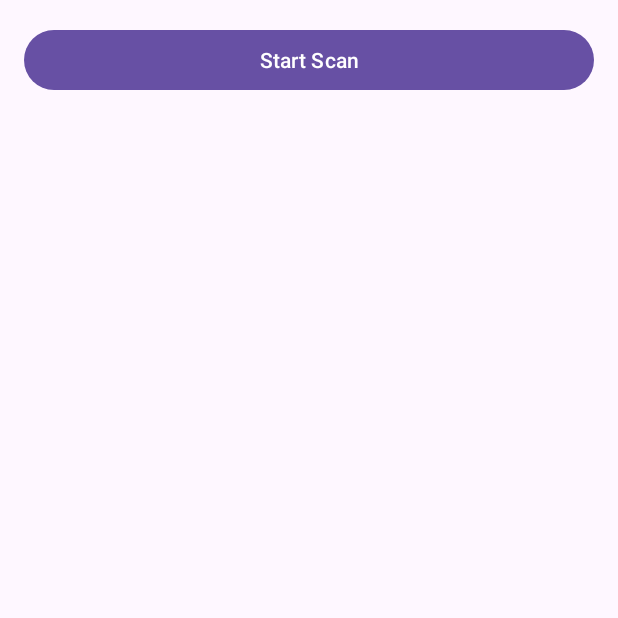
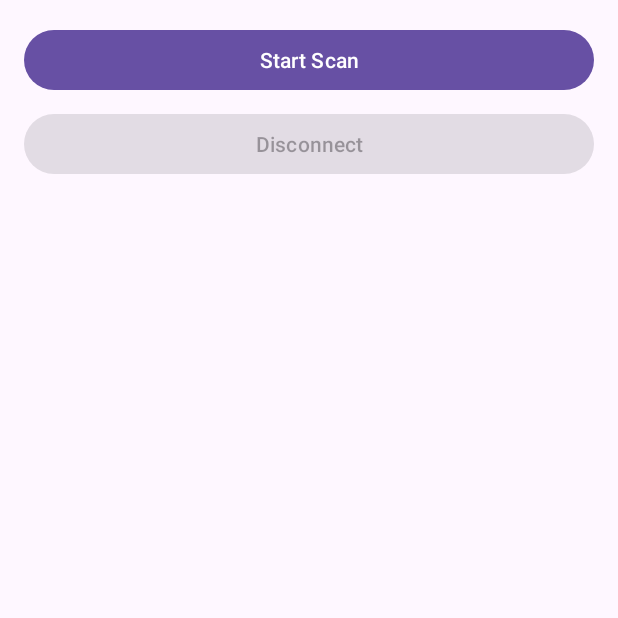
Before and after one commit to ParkTjgus/2025ESWContest_free_1109, an Android app: the BleSearchingActivity screen opened directly, with no data from a screen before it, after a tap on "Start Scan", on a phone screen of 412 x 824 dp, the top half of it. Run offline under Robolectric (Android 15) with nearby library versions, the phone set to English and light mode, and no system bars; 2 statements that could not run were skipped.

Commit message:
chore: <App 통신> scan 시 설정된 아두이노 주소가 감지되면 자동 연결

```diff
--- a/android/app/src/main/java/com/example/app/BleSearchingActivity.kt
+++ b/android/app/src/main/java/com/example/app/BleSearchingActivity.kt
@@ -2,14 +2,8 @@ package com.example.app
 
 import android.Manifest
 import android.annotation.SuppressLint
-import android.bluetooth.BluetoothAdapter
-import android.bluetooth.BluetoothDevice
-import android.bluetooth.BluetoothManager
-import android.bluetooth.le.BluetoothLeScanner
-import android.bluetooth.le.ScanCallback
-import android.bluetooth.le.ScanResult
-import android.bluetooth.le.ScanFilter
-import android.bluetooth.le.ScanSettings
+import android.bluetooth.*
+import android.bluetooth.le.*
 import android.content.Intent
 import android.content.pm.PackageManager
 import android.os.Build
@@ -22,13 +16,10 @@ import android.widget.Toast
 import androidx.activity.result.contract.ActivityResultContracts
 import androidx.appcompat.app.AppCompatActivity
 import androidx.core.app.ActivityCompat
-import androidx.core.view.ViewCompat
-import androidx.core.view.WindowInsetsCompat
 
-@SuppressLint("MissingPermission") // 권한 확인 로직이 있으므로 Lint 경고 무시
+@SuppressLint("MissingPermission")
 class BleSearchingActivity : AppCompatActivity() {
 
-    //region 변수 선언
     private var isScanning = false
     private val scanResults = mutableListOf<BluetoothDevice>()
     private lateinit var listAdapter: ArrayAdapter<String>
@@ -36,19 +27,21 @@ class BleSearchingActivity : AppCompatActivity() {
     private val bluetoothAdapter: BluetoothAdapter? by lazy {
         (getSystemService(BLUETOOTH_SERVICE) as BluetoothManager).adapter
     }
-
     private val bleScanner: BluetoothLeScanner? by lazy {
         bluetoothAdapter?.bluetoothLeScanner
     }
+
+    private var bluetoothGatt: BluetoothGatt? = null
+
+    private lateinit var scanButton: Button
+    private lateinit var disconnectButton: Button
 
     private val requiredPermissions = if (Build.VERSION.SDK_INT >= Build.VERSION_CODES.S) {
         arrayOf(Manifest.permission.BLUETOOTH_SCAN, Manifest.permission.BLUETOOTH_CONNECT)
     } else {
         arrayOf(Manifest.permission.ACCESS_FINE_LOCATION)
     }
-    //endregion
 
-    //region ActivityResultLaunchers
     private val requestPermissionLauncher =
         registerForActivityResult(ActivityResultContracts.RequestMultiplePermissions()) { permissions ->
             if (permissions.entries.any { !it.value }) {
@@ -62,18 +55,74 @@ class BleSearchingActivity : AppCompatActivity() {
                 Toast.makeText(this, "Bluetooth must be enabled to scan.", Toast.LENGTH_SHORT).show()
             }
         }
-    //endregion
 
-    //region 생명주기 콜백
+    private val scanCallback = object : ScanCallback() {
+        override fun onScanResult(callbackType: Int, result: ScanResult?) {
+            result?.device?.let { device ->
+                // 특정 MAC 주소만 처리
+                if (device.address == "54:90:AC:A8:D5:3C" && !scanResults.contains(device)) {
+                    scanResults.add(device)
+                    val deviceInfo = "${device.name ?: "Unknown"} (${device.address})"
+                    listAdapter.add(deviceInfo)
+                    listAdapter.notifyDataSetChanged()
+
+                    // 스캔 중지하고 바로 연결
+                    stopBleScan()
+                    connectToDevice(device)
+                }
+            }
+        }
+
+        override fun onScanFailed(errorCode: Int) {
+            Log.e("BleScan", "Scan failed with error code: $errorCode")
+        }
+    }
+
+    private val gattCallback = object : BluetoothGattCallback() {
+        override fun onConnectionStateChange(gatt: BluetoothGatt, status: Int, newState: Int) {
+            runOnUiThread {
+                if (status == BluetoothGatt.GATT_SUCCESS) {
+                    when (newState) {
+                        BluetoothProfile.STATE_CONNECTED -> {
+                            Log.d("BLE", "Connected to GATT server")
+                            gatt.discoverServices()
+                            disconnectButton.isEnabled = true
+                            scanButton.isEnabled = false
+                        }
+                        BluetoothProfile.STATE_DISCONNECTED -> {
+                            Log.d("BLE", "Disconnected from GATT server")
+                            disconnectButton.isEnabled = false
+                            scanButton.isEnabled = true
+                        }
+                    }
+                } else {
+                    Log.e("BLE", "Connection failed with status $status")
+                    disconnectButton.isEnabled = false
+                    scanButton.isEnabled = true
+                }
+            }
+        }
+
+        override fun onServicesDiscovered(gatt: BluetoothGatt, status: Int) {
+            if (status == BluetoothGatt.GATT_SUCCESS) {
+                Log.d("BLE", "Services discovered: ${gatt.services.size}")
+            }
+        }
+    }
+
     override fun onCreate(savedInstanceState: Bundle?) {
         super.onCreate(savedInstanceState)
         setContentView(R.layout.activity_ble_searching)
-        setupWindowInsets()
 
-        val scanButton: Button = findViewById(R.id.scan_button)
-        scanButton.setOnClickListener {
-            toggleScan()
+        scanButton = findViewById(R.id.scan_button)
+        disconnectButton = findViewById<Button>(R.id.disconnect_button).apply {
+            isEnabled = false
+            setOnClickListener {
+                bluetoothGatt?.disconnect()
+            }
         }
+
+        scanButton.setOnClickListener { toggleScan() }
 
         val scanResultsListView: ListView = findViewById(R.id.scan_results_list)
         listAdapter = ArrayAdapter(this, android.R.layout.simple_list_item_1, mutableListOf())
@@ -89,49 +138,22 @@ class BleSearchingActivity : AppCompatActivity() {
 
     override fun onPause() {
         super.onPause()
-        if (isScanning) {
-            stopBleScan()
-        }
-    }
-    //endregion
-
-    //region 스캔 로직
-    private val scanCallback = object : ScanCallback() {
-        override fun onScanResult(callbackType: Int, result: ScanResult?) {
-            result?.device?.let { device ->
-                if (!scanResults.contains(device) && device.name != null) {
-                    scanResults.add(device)
-                    val deviceInfo = "${device.name} (${device.address})"
-                    listAdapter.add(deviceInfo)
-                    listAdapter.notifyDataSetChanged()
-                }
-            }
-        }
-
-        override fun onScanFailed(errorCode: Int) {
-            Log.e("BleScan", "Scan failed with error code: $errorCode")
-        }
+        if (isScanning) stopBleScan()
+        bluetoothGatt?.close()
+        bluetoothGatt = null
     }
 
     private fun toggleScan() {
-        if (isScanning) {
-            stopBleScan()
-        } else {
-            startBleScan()
-        }
+        if (isScanning) stopBleScan() else startBleScan()
     }
-
 
     private fun startBleScan() {
         if (!hasPermissions(requiredPermissions)) {
-            Log.d("BleScan", "Permissions not granted yet.")
             requestPermissionLauncher.launch(requiredPermissions)
             return
         }
-
         if (bluetoothAdapter?.isEnabled == false) {
-            val enableBtIntent = Intent(BluetoothAdapter.ACTION_REQUEST_ENABLE)
-            enableBluetoothLauncher.launch(enableBtIntent)
+            enableBluetoothLauncher.launch(Intent(BluetoothAdapter.ACTION_REQUEST_ENABLE))
             return
         }
 
@@ -139,41 +161,38 @@ class BleSearchingActivity : AppCompatActivity() {
         listAdapter.clear()
         listAdapter.notifyDataSetChanged()
 
-        // ScanSettings 기본 설정 (빠른 스캔)
+        // MAC 주소 필터
+        val filter = ScanFilter.Builder()
+            .setDeviceAddress("54:90:AC:A8:D5:3C")
+            .build()
+        val filters = listOf(filter)
+
         val settings = ScanSettings.Builder()
             .setScanMode(ScanSettings.SCAN_MODE_LOW_LATENCY)
             .build()
 
-        // 모든 BLE 기기 스캔 → 필터는 빈 리스트 사용
-        bleScanner?.startScan(emptyList<ScanFilter>(), settings, scanCallback)
-
+        bleScanner?.startScan(filters, settings, scanCallback)
         isScanning = true
-        findViewById<Button>(R.id.scan_button).text = "Stop Scan"
-        Log.d("BleScan", "BLE scan started.")
+        scanButton.text = "Stop Scan"
+        Log.d("BleScan", "BLE scan started for 54:90:AC:A8:D5:3C")
     }
 
     private fun stopBleScan() {
         bleScanner?.stopScan(scanCallback)
         isScanning = false
-        findViewById<Button>(R.id.scan_button).text = "Start Scan"
+        scanButton.text = "Start Scan"
         Log.d("BleScan", "BLE scan stopped.")
     }
-    //endregion
 
-    //region 유틸리티 함수
+    private fun connectToDevice(device: BluetoothDevice) {
+        bluetoothGatt = device.connectGatt(this, false, gattCallback)
+        Toast.makeText(this, "Connecting to ${device.name ?: "Unknown"}", Toast.LENGTH_SHORT).show()
+        Log.d("BLE", "Connecting to ${device.address}")
+    }
+
     private fun hasPermissions(permissions: Array<String>): Boolean {
         return permissions.all {
             ActivityCompat.checkSelfPermission(this, it) == PackageManager.PERMISSION_GRANTED
         }
     }
-
-    private fun setupWindowInsets() {
-        val mainView = findViewById<android.view.View>(R.id.main)
-        ViewCompat.setOnApplyWindowInsetsListener(mainView) { v, insets ->
-            val systemBars = insets.getInsets(WindowInsetsCompat.Type.systemBars())
-            v.setPadding(systemBars.left, systemBars.top, systemBars.right, systemBars.bottom)
-            insets
-        }
-    }
-    //endregion
 }
--- a/android/app/src/main/res/layout/activity_ble_searching.xml
+++ b/android/app/src/main/res/layout/activity_ble_searching.xml
@@ -1,32 +1,23 @@
 <?xml version="1.0" encoding="utf-8"?>
-<androidx.constraintlayout.widget.ConstraintLayout xmlns:android="http://schemas.android.com/apk/res/android"
-    xmlns:app="http://schemas.android.com/apk/res-auto"
-    xmlns:tools="http://schemas.android.com/tools"
+<LinearLayout xmlns:android="http://schemas.android.com/apk/res/android"
     android:id="@+id/main"
     android:layout_width="match_parent"
     android:layout_height="match_parent"
-    tools:context=".BleSearchingActivity">
+    android:orientation="vertical"
+    android:padding="16dp">
 
     <Button
         android:id="@+id/scan_button"
-        android:layout_width="0dp"
+        android:layout_width="match_parent"
         android:layout_height="wrap_content"
-        android:layout_marginStart="16dp"
-        android:layout_marginTop="16dp"
-        android:layout_marginEnd="16dp"
-        android:text="Start Scan"
-        app:layout_constraintEnd_toEndOf="parent"
-        app:layout_constraintStart_toStartOf="parent"
-        app:layout_constraintTop_toTopOf="parent" />
+        android:text="Start Scan" />
 
-    <ListView
-        android:id="@+id/scan_results_list"
-        android:layout_width="0dp"
-        android:layout_height="0dp"
+    <Button
+        android:id="@+id/disconnect_button"
+        android:layout_width="match_parent"
+        android:layout_height="wrap_content"
+        android:text="Disconnect"
         android:layout_marginTop="8dp"
-        app:layout_constraintBottom_toBottomOf="parent"
-        app:layout_constraintEnd_toEndOf="parent"
-        app:layout_constraintStart_toStartOf="parent"
-        app:layout_constraintTop_toBottomOf="@id/scan_button" />
+        android:enabled="false" />
 
-</androidx.constraintlayout.widget.ConstraintLayout>
+</LinearLayout>
```
Also changed, not shown: 4 other files.
